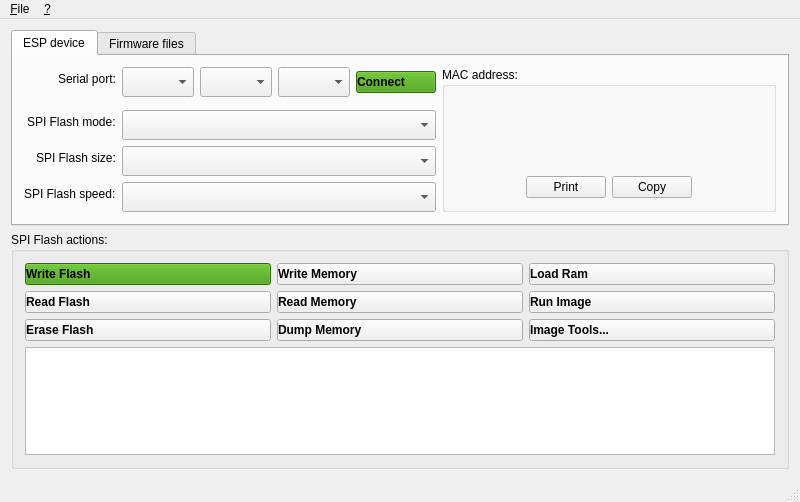
Before: the Qt Designer form mainwindow.ui in hassanibi/espflasher, drawn with Qt 5.
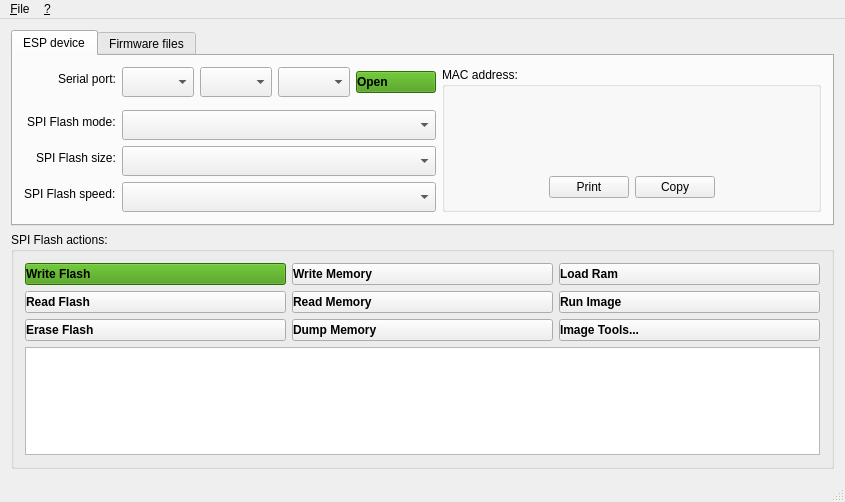
After: the same form once the commit is applied. Icons and pictures are not drawn. Custom widgets are drawn as their Qt base class.

```diff
--- a/mainwindow.ui
+++ b/mainwindow.ui
@@ -6,7 +6,7 @@
    <rect>
     <x>0</x>
     <y>0</y>
-    <width>800</width>
+    <width>845</width>
     <height>502</height>
    </rect>
   </property>
@@ -110,7 +110,7 @@
 background-color:rgb(62, 152, 9);</string>
                 </property>
                 <property name="text">
-                 <string>Connect</string>
+                 <string>Open</string>
                 </property>
                 <property name="icon">
                  <iconset resource="resource.qrc">
@@ -675,7 +675,7 @@
     <rect>
      <x>0</x>
      <y>0</y>
-     <width>800</width>
+     <width>845</width>
      <height>19</height>
     </rect>
    </property>
```
